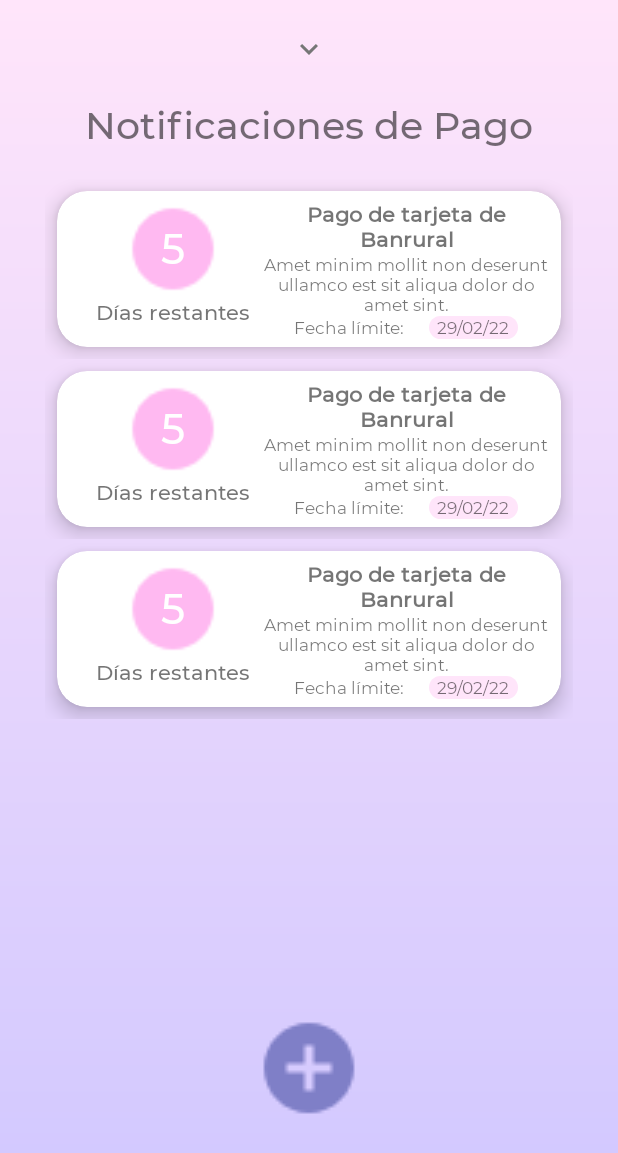
After one commit to TheKiesling/Monni, an Android app: the layout fragment_notifications.xml on its own in the app's theme, with its tools: preview values and no code run, on a phone screen of 412 x 824 dp. The commit adds this screen. Shown: the top 1153 px of the screen. Run offline under Robolectric (Android 15) with nearby library versions, the phone set to English and light mode, and no system bars.

Commit message:
notifications fragment

```diff
--- /dev/null
+++ b/app/src/main/java/com/example/monni/NotificationsFragment.kt
@@ -0,0 +1,59 @@
+package com.example.monni
+
+import android.os.Bundle
+import androidx.fragment.app.Fragment
+import android.view.LayoutInflater
+import android.view.View
+import android.view.ViewGroup
+
+// TODO: Rename parameter arguments, choose names that match
+// the fragment initialization parameters, e.g. ARG_ITEM_NUMBER
+private const val ARG_PARAM1 = "param1"
+private const val ARG_PARAM2 = "param2"
+
+/**
+ * A simple [Fragment] subclass.
+ * Use the [NotificationsFragment.newInstance] factory method to
+ * create an instance of this fragment.
+ */
+class NotificationsFragment : Fragment() {
+    // TODO: Rename and change types of parameters
+    private var param1: String? = null
+    private var param2: String? = null
+
+    override fun onCreate(savedInstanceState: Bundle?) {
+        super.onCreate(savedInstanceState)
+        arguments?.let {
+            param1 = it.getString(ARG_PARAM1)
+            param2 = it.getString(ARG_PARAM2)
+        }
+    }
+
+    override fun onCreateView(
+        inflater: LayoutInflater, container: ViewGroup?,
+        savedInstanceState: Bundle?,
+    ): View? {
+        // Inflate the layout for this fragment
+        return inflater.inflate(R.layout.fragment_notifications, container, false)
+    }
+
+    companion object {
+        /**
+         * Use this factory method to create a new instance of
+         * this fragment using the provided parameters.
+         *
+         * @param param1 Parameter 1.
+         * @param param2 Parameter 2.
+         * @return A new instance of fragment NotificationsFragment.
+         */
+        // TODO: Rename and change types and number of parameters
+        @JvmStatic
+        fun newInstance(param1: String, param2: String) =
+            NotificationsFragment().apply {
+                arguments = Bundle().apply {
+                    putString(ARG_PARAM1, param1)
+                    putString(ARG_PARAM2, param2)
+                }
+            }
+    }
+}
--- /dev/null
+++ b/app/src/main/res/drawable/ic_baseline_add_circle_24.xml
@@ -0,0 +1,5 @@
+<vector android:height="24dp" android:tint="#000000"
+    android:viewportHeight="24" android:viewportWidth="24"
+    android:width="24dp" xmlns:android="http://schemas.android.com/apk/res/android">
+    <path android:fillColor="@android:color/white" android:pathData="M12,2C6.48,2 2,6.48 2,12s4.48,10 10,10 10,-4.48 10,-10S17.52,2 12,2zM17,13h-4v4h-2v-4L7,13v-2h4L11,7h2v4h4v2z"/>
+</vector>
--- /dev/null
+++ b/app/src/main/res/drawable/ic_baseline_circle_24.xml
@@ -0,0 +1,5 @@
+<vector android:height="24dp" android:tint="#000000"
+    android:viewportHeight="24" android:viewportWidth="24"
+    android:width="24dp" xmlns:android="http://schemas.android.com/apk/res/android">
+    <path android:fillColor="@android:color/white" android:pathData="M12,2C6.47,2 2,6.47 2,12s4.47,10 10,10 10,-4.47 10,-10S17.53,2 12,2z"/>
+</vector>
--- /dev/null
+++ b/app/src/main/res/drawable/notification_gradient.xml
@@ -0,0 +1,9 @@
+<?xml version="1.0" encoding="utf-8"?>
+<shape xmlns:android="http://schemas.android.com/apk/res/android">
+    <gradient
+        android:type="linear"
+        android:centerX="0.3"
+        android:angle="-90"
+        android:startColor="@color/light_pink"
+        android:endColor="@color/lavender_blue"/>
+</shape>
--- a/app/src/main/res/layout/fragment_new_user.xml
+++ b/app/src/main/res/layout/fragment_new_user.xml
@@ -136,7 +136,7 @@
         />
 
     <ImageView
-        android:id="@+id/fragment_category_ic_return"
+        android:id="@+id/fragment_newUser_ic_return"
         android:layout_width="wrap_content"
         android:layout_height="wrap_content"
         android:src="@drawable/ic_baseline_expand_more_24"
--- /dev/null
+++ b/app/src/main/res/layout/fragment_notifications.xml
@@ -0,0 +1,55 @@
+<?xml version="1.0" encoding="utf-8"?>
+<androidx.constraintlayout.widget.ConstraintLayout xmlns:android="http://schemas.android.com/apk/res/android"
+    xmlns:tools="http://schemas.android.com/tools"
+    android:layout_width="match_parent"
+    android:layout_height="match_parent"
+    xmlns:app="http://schemas.android.com/apk/res-auto"
+    tools:context=".NotificationsFragment"
+    android:background="@drawable/notification_gradient">
+
+    <TextView
+        android:id="@+id/title2"
+        style="@style/main_title_text_2"
+        android:layout_width="wrap_content"
+        android:layout_height="wrap_content"
+        app:layout_constraintTop_toTopOf="parent"
+        app:layout_constraintStart_toStartOf="parent"
+        app:layout_constraintEnd_toEndOf="parent"
+        android:text="@string/notificaciones_de_pago"/>
+
+    <androidx.recyclerview.widget.RecyclerView
+        tools:listitem="@layout/notification_item"
+        android:layout_width="match_parent"
+        android:layout_height="0dp"
+        android:layout_marginHorizontal="@dimen/return_arrow_margin"
+        app:layout_constraintStart_toStartOf="parent"
+        app:layout_constraintEnd_toEndOf="parent"
+        app:layout_constraintTop_toBottomOf="@id/title2"
+        app:layout_constraintBottom_toTopOf="@id/notification_btn_add"
+        android:layout_marginBottom="@dimen/main_title_text_top_margin"
+        android:layout_marginTop="20dp"/>
+
+    <ImageView
+        android:id="@+id/notification_btn_add"
+        android:layout_width="wrap_content"
+        android:layout_height="wrap_content"
+        android:scaleX="3"
+        android:scaleY="3"
+        app:layout_constraintBottom_toBottomOf="parent"
+        app:layout_constraintStart_toStartOf="parent"
+        app:layout_constraintEnd_toEndOf="parent"
+        android:src="@drawable/ic_baseline_add_circle_24"
+        android:layout_marginBottom="100dp"
+        app:tint="@color/ube" />
+
+    <ImageView
+        android:id="@+id/notifications_btn_return"
+        android:layout_width="wrap_content"
+        android:layout_height="wrap_content"
+        android:src="@drawable/ic_baseline_expand_more_24"
+        app:layout_constraintTop_toTopOf="parent"
+        app:layout_constraintStart_toStartOf="parent"
+        app:layout_constraintEnd_toEndOf="parent"
+        app:layout_constraintBottom_toTopOf="@id/title2"/>
+
+</androidx.constraintlayout.widget.ConstraintLayout>
--- /dev/null
+++ b/app/src/main/res/layout/notification_item.xml
@@ -0,0 +1,135 @@
+<?xml version="1.0" encoding="utf-8"?>
+<androidx.constraintlayout.widget.ConstraintLayout xmlns:android="http://schemas.android.com/apk/res/android"
+    android:layout_width="match_parent"
+    android:layout_height="120dp"
+    xmlns:app="http://schemas.android.com/apk/res-auto"
+    xmlns:tools="http://schemas.android.com/tools"
+    android:backgroundTint="@color/brilliant_lavender">
+
+    <androidx.cardview.widget.CardView
+        android:id="@+id/card"
+        android:layout_width="match_parent"
+        android:layout_height="match_parent"
+        android:layout_margin="@dimen/margin_small"
+        app:cardCornerRadius="20dp"
+        app:cardElevation="8dp">
+
+        <androidx.constraintlayout.widget.ConstraintLayout
+            android:id="@+id/layout_notificationItem"
+            android:layout_width="match_parent"
+            android:layout_height="match_parent">
+
+            <ImageView
+                android:id="@+id/circle_counter"
+                android:src="@drawable/ic_baseline_circle_24"
+                app:layout_constraintStart_toStartOf="parent"
+                app:layout_constraintTop_toTopOf="parent"
+                app:layout_constraintBottom_toTopOf="@id/dias_restantes"
+                android:layout_width="wrap_content"
+                android:layout_height="wrap_content"
+                android:layout_marginStart="@dimen/main_title_text_top_margin"
+                android:scaleX="2.7"
+                android:scaleY="2.7"
+                android:layout_marginTop="12dp"
+                app:layout_constraintVertical_chainStyle="packed"
+                android:layout_marginBottom="@dimen/margin_20dp"
+                app:tint="@color/brilliant_lavender"/>
+
+            <TextView
+                android:id="@+id/dias_restantes"
+                android:layout_width="wrap_content"
+                android:layout_height="wrap_content"
+                android:fontFamily="@font/montserrat_medium"
+                app:layout_constraintEnd_toEndOf="@id/circle_counter"
+                app:layout_constraintStart_toStartOf="@id/circle_counter"
+                app:layout_constraintTop_toBottomOf="@id/circle_counter"
+                app:layout_constraintBottom_toBottomOf="parent"
+                android:text="@string/d_as_restantes"
+                />
+
+            <TextView
+                android:layout_width="wrap_content"
+                android:layout_height="wrap_content"
+                android:id="@+id/txt_notificationItem_dayCounter"
+                android:fontFamily="@font/montserrat_medium"
+                tools:text="5"
+                app:layout_constraintTop_toTopOf="@id/circle_counter"
+                app:layout_constraintBottom_toBottomOf="@id/circle_counter"
+                app:layout_constraintStart_toStartOf="@id/circle_counter"
+                app:layout_constraintEnd_toEndOf="@id/circle_counter"
+                android:textColor="@color/white"
+                android:layout_marginBottom="2dp"
+                android:textSize="28sp"/>
+
+            <TextView
+                android:id="@+id/notificationItem_title"
+                android:layout_width="0dp"
+                android:layout_height="wrap_content"
+                app:layout_constraintStart_toEndOf="@id/dias_restantes"
+                app:layout_constraintEnd_toEndOf="parent"
+                tools:text="Pago de tarjeta de Banrural"
+                android:layout_marginTop="@dimen/margin_small"
+                android:fontFamily="@font/montserrat_medium"
+                android:textStyle="bold"
+                android:textSize="14sp"
+                app:layout_constraintTop_toTopOf="parent"
+                app:layout_constraintBottom_toTopOf="@id/notificationItem_desc"
+                android:textAlignment="center"
+                android:layout_marginHorizontal="@dimen/return_arrow_margin"
+                app:layout_constraintVertical_chainStyle="packed"/>
+
+            <TextView
+                android:id="@+id/notificationItem_desc"
+                android:layout_width="0dp"
+                android:layout_height="wrap_content"
+                android:fontFamily="@font/montserrat_regular"
+                app:layout_constraintTop_toBottomOf="@id/notificationItem_title"
+                app:layout_constraintBottom_toTopOf="@id/fechaLimite"
+                app:layout_constraintStart_toEndOf="@id/dias_restantes"
+                app:layout_constraintEnd_toEndOf="parent"
+                android:layout_marginHorizontal="@dimen/margin_small"
+                tools:text="Amet minim mollit non deserunt ullamco est sit aliqua dolor do amet sint."
+                android:textAlignment="center"
+                android:textSize="11sp"
+                />
+
+            <TextView
+                android:id="@+id/fechaLimite"
+                android:layout_width="wrap_content"
+                android:layout_height="wrap_content"
+                app:layout_constraintTop_toBottomOf="@id/notificationItem_desc"
+                app:layout_constraintBottom_toBottomOf="parent"
+                app:layout_constraintStart_toEndOf="@id/dias_restantes"
+                app:layout_constraintEnd_toStartOf="@id/txt_notificationItem_fechaLimite"
+                android:layout_marginHorizontal="@dimen/margin_small"
+                android:text="@string/fecha_l_mite"
+                android:textAlignment="center"
+                android:textSize="11sp"
+                android:fontFamily="@font/montserrat_regular"
+                app:layout_constraintHorizontal_chainStyle="packed"
+                android:layout_marginBottom="@dimen/margin_small"
+                />
+
+            <TextView
+                android:id="@+id/txt_notificationItem_fechaLimite"
+                android:layout_width="wrap_content"
+                android:layout_height="wrap_content"
+                app:layout_constraintTop_toTopOf="@id/fechaLimite"
+                app:layout_constraintBottom_toBottomOf="@id/fechaLimite"
+                app:layout_constraintStart_toEndOf="@id/fechaLimite"
+                app:layout_constraintEnd_toEndOf="parent"
+                android:layout_marginHorizontal="@dimen/margin_small"
+                tools:text="29/02/22"
+                android:paddingHorizontal="5dp"
+                android:textSize="11sp"
+                android:fontFamily="@font/montserrat_regular"
+                android:background="@drawable/category_item_cost_bg"
+                android:textAlignment="center"
+                />
+
+        </androidx.constraintlayout.widget.ConstraintLayout>
+
+    </androidx.cardview.widget.CardView>
+
+
+</androidx.constraintlayout.widget.ConstraintLayout>
--- a/app/src/main/res/values/dimensions.xml
+++ b/app/src/main/res/values/dimensions.xml
@@ -10,7 +10,6 @@
 
     <!-- Heights -->
 
-    <dimen name="subtitle_text_size">20sp</dimen>
     <dimen name="main_title_text_top_margin">65sp</dimen>
     <dimen name="return_arrow_margin">30dp</dimen>
     <dimen name="list_item_with_image_height">72dp</dimen>
--- a/app/src/main/res/values/strings.xml
+++ b/app/src/main/res/values/strings.xml
@@ -16,5 +16,8 @@
     <string name="new_register_text">Nuevo registro</string>
     <string name="cancel_text">Cancelar</string>
     <string name="save_text">Guardar</string>
+    <string name="notificaciones_de_pago">Notificaciones de Pago</string>
+    <string name="d_as_restantes">Días restantes</string>
+    <string name="fecha_l_mite">Fecha límite:</string>
 
 </resources>
--- a/app/src/main/res/values/themes.xml
+++ b/app/src/main/res/values/themes.xml
@@ -27,4 +27,11 @@
         <item name="android:fontFamily">@font/montserrat_bold</item>
     </style>
 
+    <!-- Main title 2-->
+    <style name="main_title_text_2" parent="Widget.AppCompat.TextView">
+        <item name="android:textSize">25sp</item>
+        <item name="android:fontFamily">@font/montserrat_medium</item>
+        <item name="android:layout_marginTop">@dimen/main_title_text_top_margin</item>
+    </style>
+
 </resources>
```
